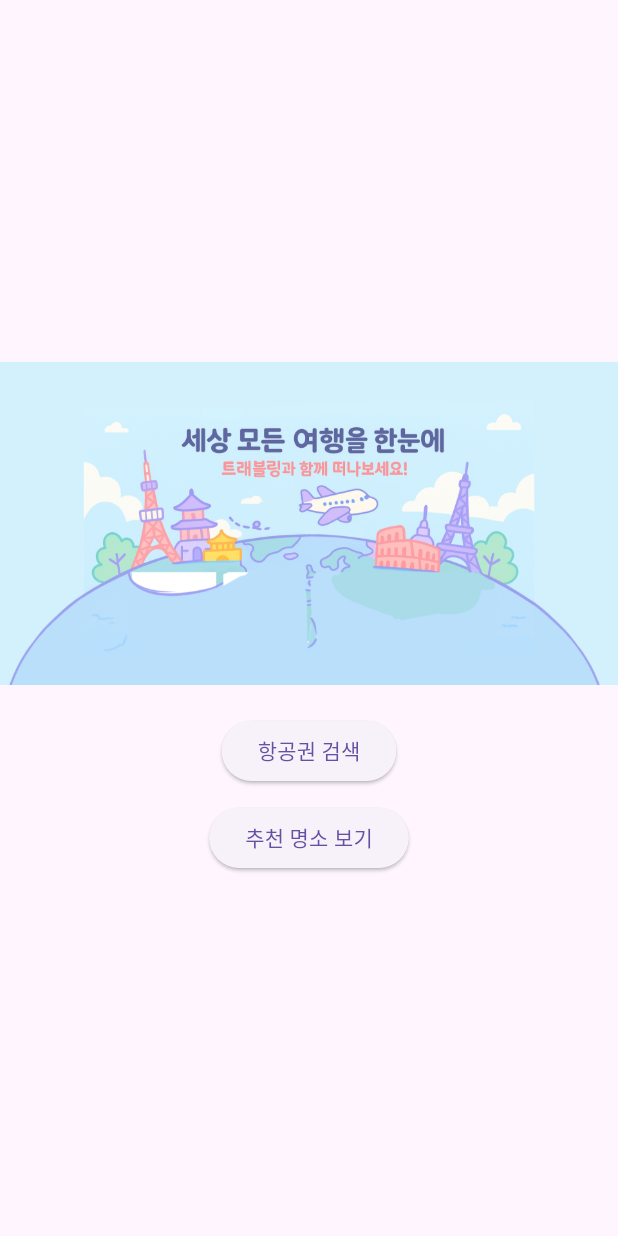
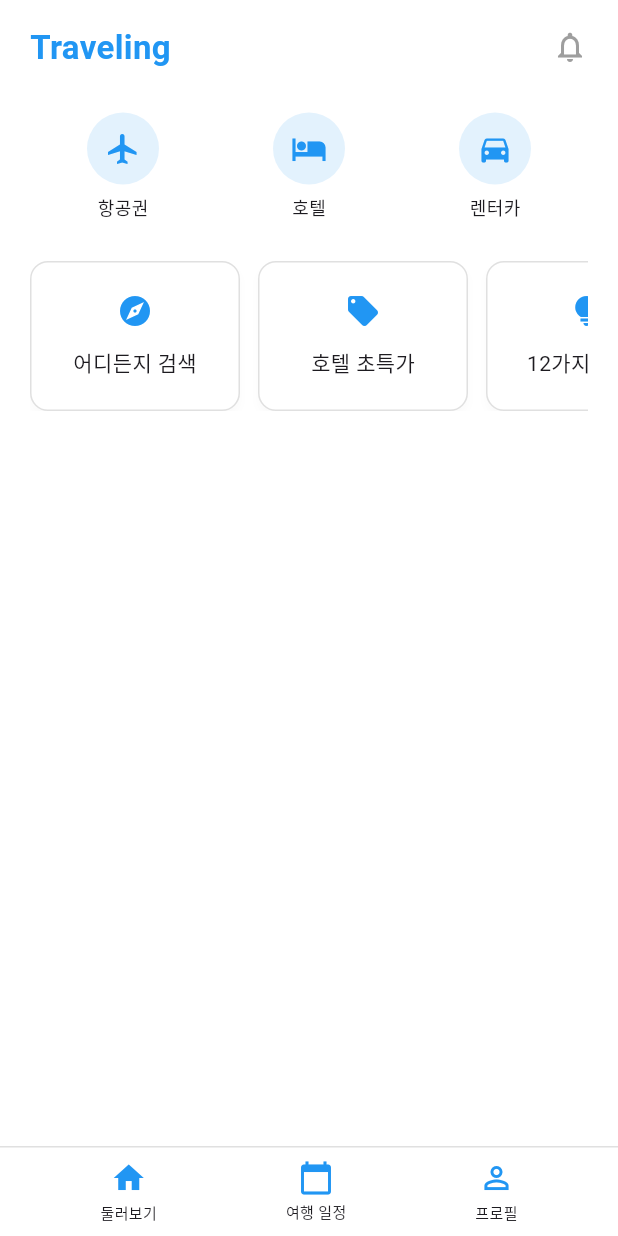
Before and after one commit to Rabbokki/mobile-app-function-impl, a Flutter app: the screen it shows after launch, on a phone screen of 412 x 824 dp. Run offline on Flutter 3.47's test engine with Material 3 defaults, Android fonts, the phone set to English and light mode, and no system bars.

Commit message:
모바일앱처럼 홈 바꿈

```diff
--- a/lib/screens/home_screen.dart
+++ b/lib/screens/home_screen.dart
@@ -6,33 +6,77 @@ class HomeScreen extends StatelessWidget {
   @override
   Widget build(BuildContext context) {
     return Scaffold(
-      backgroundColor: const Color(0xFFFEF5FF),
-      body: Center(
+      backgroundColor: Colors.white,
+      body: SafeArea(
         child: Column(
-          mainAxisAlignment: MainAxisAlignment.center,
           children: [
-            Image.asset(
-              'assets/images/heroBanner2.png',
-              fit: BoxFit.cover,
-            ),
-            const SizedBox(height: 20),
-
-            // 항공권 이동 버튼
-            ElevatedButton(
-              onPressed: () {
-                Navigator.pushNamed(context, '/flight');
-              },
-              child: const Text('항공권 검색'),
+            // 상단 로고 및 아이콘 메뉴
+            Padding(
+              padding: const EdgeInsets.symmetric(horizontal: 20.0, vertical: 16),
+              child: Row(
+                mainAxisAlignment: MainAxisAlignment.spaceBetween,
+                children: const [
+                  Text(
+                    'Traveling',
+                    style: TextStyle(
+                      fontSize: 22,
+                      fontWeight: FontWeight.bold,
+                      color: Colors.blue,
+                    ),
+                  ),
+                  Icon(Icons.notifications_none, color: Colors.grey),
+                ],
+              ),
             ),
 
-            const SizedBox(height: 10),
+            // 주요 기능 메뉴 (항공권/호텔/렌터카 등)
+            Padding(
+              padding: const EdgeInsets.symmetric(horizontal: 20.0, vertical: 12),
+              child: Row(
+                mainAxisAlignment: MainAxisAlignment.spaceAround,
+                children: [
+                  _MainIconButton(icon: Icons.flight, label: '항공권'),
+                  _MainIconButton(icon: Icons.hotel, label: '호텔'),
+                  _MainIconButton(icon: Icons.directions_car, label: '렌터카'),
+                ],
+              ),
+            ),
 
-            // 추천 명소 이동 버튼
-            ElevatedButton(
-              onPressed: () {
-                Navigator.pushNamed(context, '/recommended');
-              },
-              child: const Text('추천 명소 보기'),
+            // 카드 섹션
+            Padding(
+              padding: const EdgeInsets.symmetric(horizontal: 20.0, vertical: 16),
+              child: SizedBox(
+                height: 100,
+                child: ListView(
+                  scrollDirection: Axis.horizontal,
+                  children: const [
+                    _FeatureCard(title: '어디든지 검색', icon: Icons.explore),
+                    SizedBox(width: 12),
+                    _FeatureCard(title: '호텔 초특가', icon: Icons.local_offer),
+                    SizedBox(width: 12),
+                    _FeatureCard(title: '12가지 여행법', icon: Icons.tips_and_updates),
+                  ],
+                ),
+              ),
+            ),
+
+            // 하단 네비게이션 메뉴 자리 확보용 Spacer
+            const Spacer(),
+
+            // 하단 네비게이션
+            Container(
+              padding: const EdgeInsets.symmetric(horizontal: 24, vertical: 8),
+              decoration: BoxDecoration(
+                border: Border(top: BorderSide(color: Colors.grey.shade300)),
+              ),
+              child: Row(
+                mainAxisAlignment: MainAxisAlignment.spaceAround,
+                children: const [
+                  _BottomNavItem(icon: Icons.home, label: '둘러보기'),
+                  _BottomNavItem(icon: Icons.calendar_today, label: '여행 일정'),
+                  _BottomNavItem(icon: Icons.person_outline, label: '프로필'),
+                ],
+              ),
             ),
           ],
         ),
@@ -40,3 +84,79 @@ class HomeScreen extends StatelessWidget {
     );
   }
 }
+
+class _MainIconButton extends StatelessWidget {
+  final IconData icon;
+  final String label;
+
+  const _MainIconButton({required this.icon, required this.label});
+
+  @override
+  Widget build(BuildContext context) {
+    return Column(
+      children: [
+        CircleAvatar(
+          backgroundColor: Colors.blue.shade50,
+          radius: 24,
+          child: Icon(icon, color: Colors.blue),
+        ),
+        const SizedBox(height: 6),
+        Text(label, style: const TextStyle(fontSize: 12)),
+      ],
+    );
+  }
+}
+
+class _FeatureCard extends StatelessWidget {
+  final String title;
+  final IconData icon;
+
+  const _FeatureCard({required this.title, required this.icon});
+
+  @override
+  Widget build(BuildContext context) {
+    return Container(
+      width: 140,
+      padding: const EdgeInsets.all(16),
+      decoration: BoxDecoration(
+        color: Colors.white,
+        borderRadius: BorderRadius.circular(12),
+        border: Border.all(color: Colors.grey.shade300),
+        boxShadow: [
+          BoxShadow(
+            color: Colors.grey.withOpacity(0.05),
+            blurRadius: 4,
+            offset: const Offset(0, 4),
+          ),
+        ],
+      ),
+      child: Column(
+        mainAxisAlignment: MainAxisAlignment.center,
+        children: [
+          Icon(icon, color: Colors.blue),
+          const SizedBox(height: 12),
+          Text(title, style: const TextStyle(fontSize: 14)),
+        ],
+      ),
+    );
+  }
+}
+
+class _BottomNavItem extends StatelessWidget {
+  final IconData icon;
+  final String label;
+
+  const _BottomNavItem({required this.icon, required this.label});
+
+  @override
+  Widget build(BuildContext context) {
+    return Column(
+      mainAxisSize: MainAxisSize.min,
+      children: [
+        Icon(icon, color: Colors.blue),
+        const SizedBox(height: 4),
+        Text(label, style: const TextStyle(fontSize: 10)),
+      ],
+    );
+  }
+}
```
